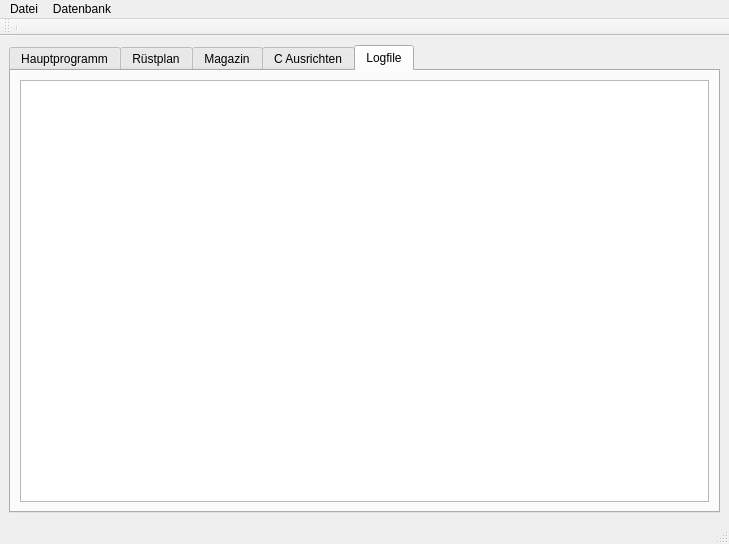
Old version of the form mainwindow.ui in the repository mikejg/MainGen.
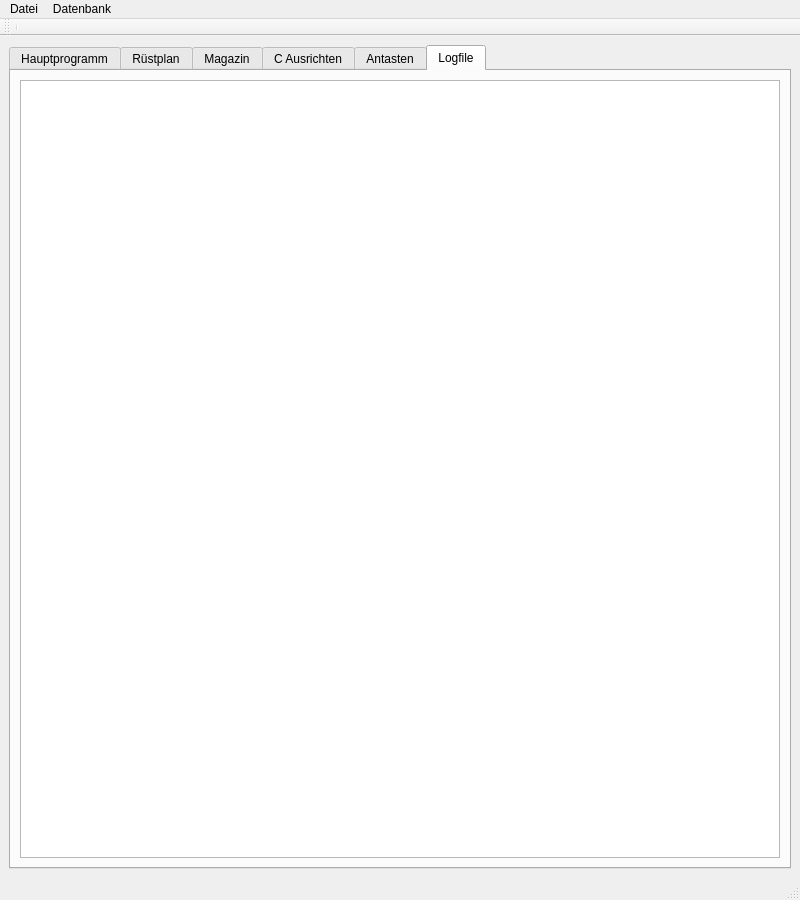
New version of the form. The open tabs and pages were chosen to show the change. Custom widgets are drawn as their Qt base class.

Commit message: Antasten angefangen

```diff
--- a/mainwindow.ui
+++ b/mainwindow.ui
@@ -6,10 +6,16 @@
    <rect>
     <x>0</x>
     <y>0</y>
-    <width>729</width>
-    <height>544</height>
+    <width>800</width>
+    <height>900</height>
    </rect>
   </property>
+  <property name="minimumSize">
+   <size>
+    <width>800</width>
+    <height>900</height>
+   </size>
+  </property>
   <property name="maximumSize">
    <size>
     <width>16777215</width>
@@ -20,7 +26,7 @@
    <string>MainGen</string>
   </property>
   <widget class="QWidget" name="centralwidget">
-   <layout class="QVBoxLayout" name="verticalLayout_3">
+   <layout class="QVBoxLayout" name="verticalLayout_7">
     <item>
      <widget class="QTabWidget" name="tabWidget">
       <property name="currentIndex">
@@ -74,11 +80,17 @@
        </attribute>
        <layout class="QVBoxLayout" name="verticalLayout_6"/>
       </widget>
+      <widget class="TouchProbe" name="tab_TouchProbe">
+       <attribute name="title">
+        <string>Antasten</string>
+       </attribute>
+       <layout class="QVBoxLayout" name="verticalLayout"/>
+      </widget>
       <widget class="QWidget" name="tab_Log">
        <attribute name="title">
         <string>Logfile</string>
        </attribute>
-       <layout class="QVBoxLayout" name="verticalLayout">
+       <layout class="QVBoxLayout" name="verticalLayout_3">
         <item>
          <widget class="QTextEdit" name="textEdit_Log">
           <property name="font">
@@ -99,7 +111,7 @@
     <rect>
      <x>0</x>
      <y>0</y>
-     <width>729</width>
+     <width>800</width>
      <height>21</height>
     </rect>
    </property>
@@ -185,6 +197,12 @@
    <header location="global">magazin.h</header>
    <container>1</container>
   </customwidget>
+  <customwidget>
+   <class>TouchProbe</class>
+   <extends>QWidget</extends>
+   <header>TouchProbe/touchprobe.h</header>
+   <container>1</container>
+  </customwidget>
  </customwidgets>
  <resources/>
  <connections/>
```
Left out of the diff: 2 changed lines with no effect on the pictures. The commit also changes 63 other files.
